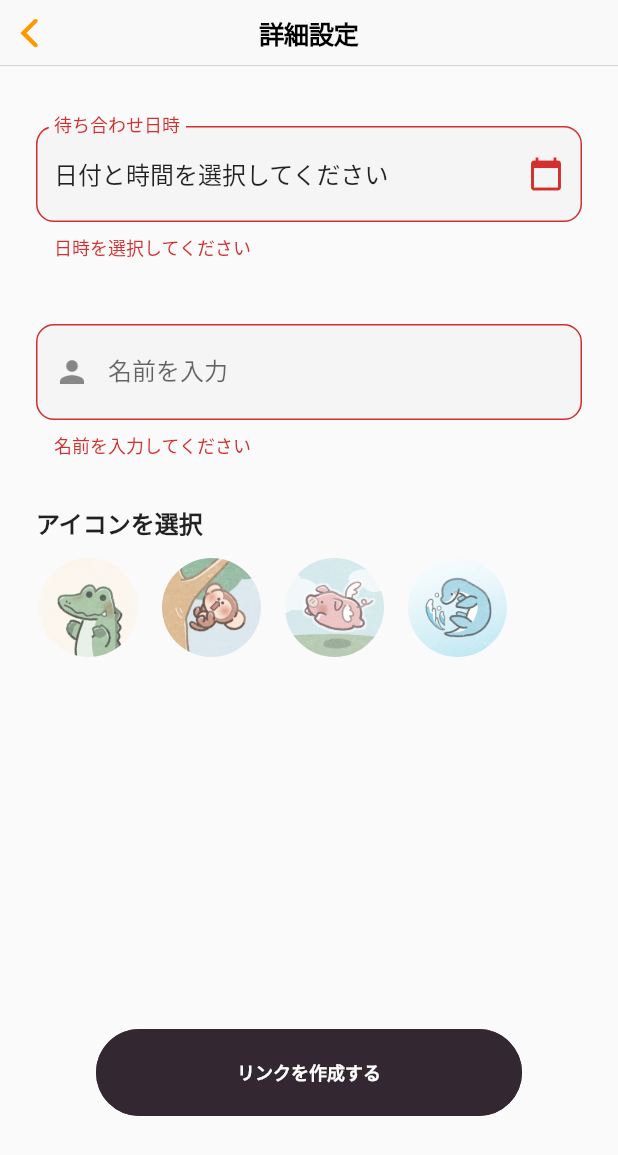
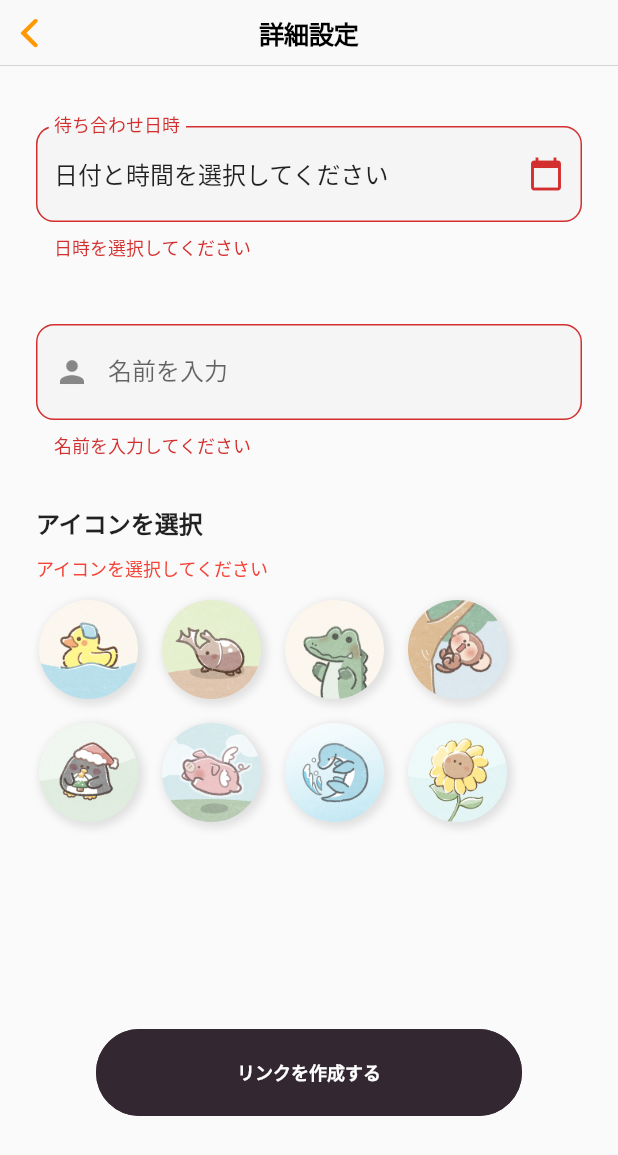
Before and after one commit to Al-Mikan/mesh-frontend, a Flutter app: the SetDetailsPage screen opened directly with empty values, after a tap on "リンクを作成する", on a phone screen of 412 x 824 dp. Shown: the top 1155 px of the screen. Run offline on Flutter 3.47's test engine with Material 3 defaults, Android fonts, the phone set to English and light mode, and no system bars; our stand-ins replace app_links, dio, fixnum, flutter_datetime_picker_plus, google_maps_flutter, hooks_riverpod and 3 more; missing offline and left inert: background_locator_2, google_maps_webservice, grpc, protobuf; accounts and stored records are empty.

Commit message:
画像を追加,UI改善

```diff
--- a/lib/set_details_page.dart
+++ b/lib/set_details_page.dart
@@ -34,6 +34,7 @@ class _SetDetailsAndNamePageState extends ConsumerState<SetDetailsPage> {
   bool _isSubmitting = false; // 🔹 ローディング制御用
   bool _isDateTimeError = false; // 🔹 日時未選択時のエラー表示
   String? _selectedIconId;
+  String? _selectedIconError;
   late final List<String> _iconIds;
 
   @override
@@ -68,10 +69,16 @@ class _SetDetailsAndNamePageState extends ConsumerState<SetDetailsPage> {
 
   /// 📌 「次へ」ボタンを押したとき
   void _submitDetails() async {
+    // すべてのバリデーションをまとめて実行
     setState(() {
-      _isDateTimeError = _selectedDateTime == null; // 日時未選択ならエラー
+      _isDateTimeError = _selectedDateTime == null;
+      _selectedIconError = _selectedIconId == null ? 'アイコンを選択してください' : null;
     });
-    if (!_formKey.currentState!.validate() || _selectedDateTime == null) {
+
+    // バリデーションエラーがある場合は処理を中断
+    if (!_formKey.currentState!.validate() ||
+        _selectedDateTime == null ||
+        _selectedIconId == null) {
       return;
     }
 
@@ -141,7 +148,10 @@ class _SetDetailsAndNamePageState extends ConsumerState<SetDetailsPage> {
             // 📌 メインのコンテンツ
             SingleChildScrollView(
               child: Padding(
-                padding: const EdgeInsets.symmetric(vertical: 40, horizontal: 24.0),
+                padding: const EdgeInsets.symmetric(
+                  vertical: 40,
+                  horizontal: 24.0,
+                ),
                 child: Column(
                   crossAxisAlignment: CrossAxisAlignment.stretch,
                   children: <Widget>[
@@ -161,7 +171,9 @@ class _SetDetailsAndNamePageState extends ConsumerState<SetDetailsPage> {
                             ),
                             errorText: _isDateTimeError ? '日時を選択してください' : null,
                           ),
-                          controller: TextEditingController(text: displayDateTime),
+                          controller: TextEditingController(
+                            text: displayDateTime,
+                          ),
                         ),
                       ),
                     ),
@@ -193,17 +205,37 @@ class _SetDetailsAndNamePageState extends ConsumerState<SetDetailsPage> {
                     const SizedBox(height: 30),
                     const Text(
                       'アイコンを選択',
-                      style: TextStyle(fontSize: 16, fontWeight: FontWeight.bold),
+                      style: TextStyle(
+                        fontSize: 16,
+                        fontWeight: FontWeight.bold,
+                      ),
                     ),
+                    const SizedBox(height: 10),
+                    if (_selectedIconError != null)
+                      Text(
+                        _selectedIconError!,
+                        style: const TextStyle(
+                          color: Colors.red,
+                          fontSize: 12,
+                        ),
+                      ),
                     const SizedBox(height: 10),
                     Wrap(
                       spacing: 12,
                       runSpacing: 12,
-                      children: _iconIds.map((iconId) => UserIconButton(
-                        iconId: iconId,
-                        isSelected: _selectedIconId == iconId,
-                        onTap: () => setState(() => _selectedIconId = iconId),
-                      )).toList(),
+                      children:
+                          _iconIds
+                              .map(
+                                (iconId) => UserIconButton(
+                                  iconId: iconId,
+                                  isSelected: _selectedIconId == iconId,
+                                  onTap:
+                                      () => setState(
+                                        () => _selectedIconId = iconId,
+                                      ),
+                                ),
+                              )
+                              .toList(),
                     ),
                   ],
                 ),
@@ -238,10 +270,14 @@ class _SetDetailsAndNamePageState extends ConsumerState<SetDetailsPage> {
 
   List<String> _getIconIds() {
     final iconFiles = [
+      'ahiru.jpg',
+      'beetle.jpg',
       'crocodile.jpg',
       'monkey.jpg',
+      'penguin.jpg',
       'pig.jpg',
-      'saurus.jpg'
+      'saurus.jpg',
+      'sunflower.jpg',
     ];
     return iconFiles.map((file) => file.split('.').first).toList();
   }
--- a/lib/set_name_page.dart
+++ b/lib/set_name_page.dart
@@ -19,6 +19,7 @@ class _SetNamePageState extends ConsumerState<SetNamePage> {
   final _nameController = TextEditingController();
   final _formKey = GlobalKey<FormState>();
   String? _selectedIconId;
+  String? _selectedIconError;
   late final List<String> _iconIds;
 
   @override
@@ -33,7 +34,10 @@ class _SetNamePageState extends ConsumerState<SetNamePage> {
   }
 
   void _submit() async {
-    if (_formKey.currentState!.validate()) {
+    setState(() {
+      _selectedIconError = _selectedIconId == null ? 'アイコンを選択してください' : null;
+    });
+    if (_formKey.currentState!.validate() && _selectedIconId != null) {
       final userName = _nameController.text.trim();
 
       final channel = ref.read(grpcChannelProvider);
@@ -75,6 +79,7 @@ class _SetNamePageState extends ConsumerState<SetNamePage> {
           children: <Widget>[
             const Spacer(), // ✅ 上部のスペースを確保し、フォームを中央寄せ
             Column(
+              crossAxisAlignment: CrossAxisAlignment.start,
               children: [
                 const Text(
                   'あなたの名前を入力してください',
@@ -109,10 +114,17 @@ class _SetNamePageState extends ConsumerState<SetNamePage> {
                   style: TextStyle(fontSize: 16, fontWeight: FontWeight.bold),
                 ),
                 const SizedBox(height: 10),
+                if (_selectedIconError != null)
+                  Text(
+                    _selectedIconError!,
+                    style: const TextStyle(color: Colors.red, fontSize: 12),
+                  ),
+                const SizedBox(height: 10),
                 Wrap(
                   spacing: 12,
                   runSpacing: 12,
-                  children: _iconIds.map((iconId) => UserIconButton(
+                  children:
+                      _iconIds.map((iconId) => UserIconButton(
                     iconId: iconId,
                     isSelected: _selectedIconId == iconId,
                     onTap: () => setState(() => _selectedIconId = iconId),
@@ -134,10 +146,14 @@ class _SetNamePageState extends ConsumerState<SetNamePage> {
 
   List<String> _getIconIds() {
     final iconFiles = [
+      'ahiru.jpg',
+      'beetle.jpg',
       'crocodile.jpg',
       'monkey.jpg',
+      'penguin.jpg',
       'pig.jpg',
-      'saurus.jpg'
+      'saurus.jpg',
+      'sunflower.jpg'
     ];
     return iconFiles.map((file) => file.split('.').first).toList();
   }
@@ -169,6 +185,13 @@ class UserIconButton extends StatelessWidget {
             color: isSelected ? Colors.orange : Colors.transparent,
             width: 2,
           ),
+          boxShadow: [
+            BoxShadow(
+              color: Colors.black.withOpacity(0.1),
+              blurRadius: 4,
+              offset: const Offset(2, 2),
+            ),
+          ],
         ),
         child: ClipOval(
           child: Image.asset(
--- a/pubspec.yaml
+++ b/pubspec.yaml
@@ -76,10 +76,7 @@ flutter:
   # To add assets to your application, add an assets section, like this:
   assets:
     - assets/images/logo.png
-    - assets/images/user_icons/crocodile.jpg
-    - assets/images/user_icons/monkey.jpg
-    - assets/images/user_icons/pig.jpg
-    - assets/images/user_icons/saurus.jpg
+    - assets/images/user_icons/
   # An image asset can refer to one or more resolution-specific "variants", see
   # https://flutter.dev/to/resolution-aware-images
 
```
Also changed, not shown: assets/images/user_icons/ahiru.jpg (added), assets/images/user_icons/beetle.jpg (added), assets/images/user_icons/penguin.jpg (added), assets/images/user_icons/sunflower.jpg (added).
